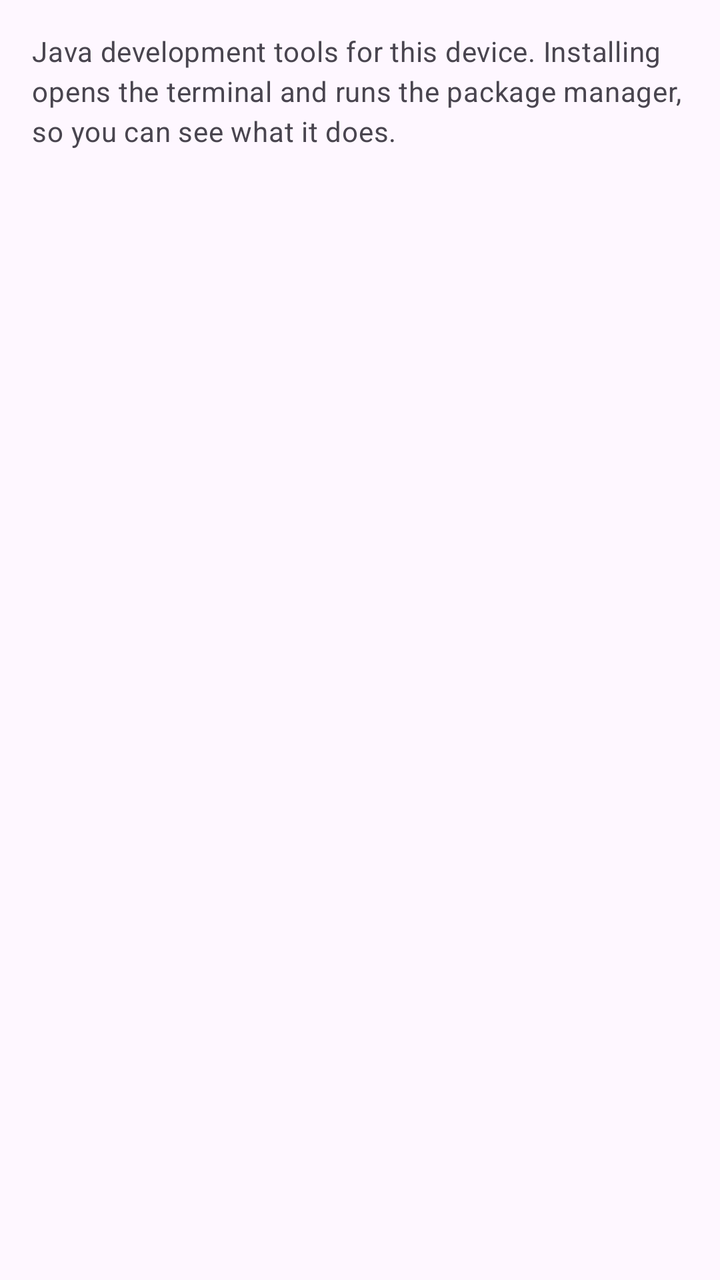
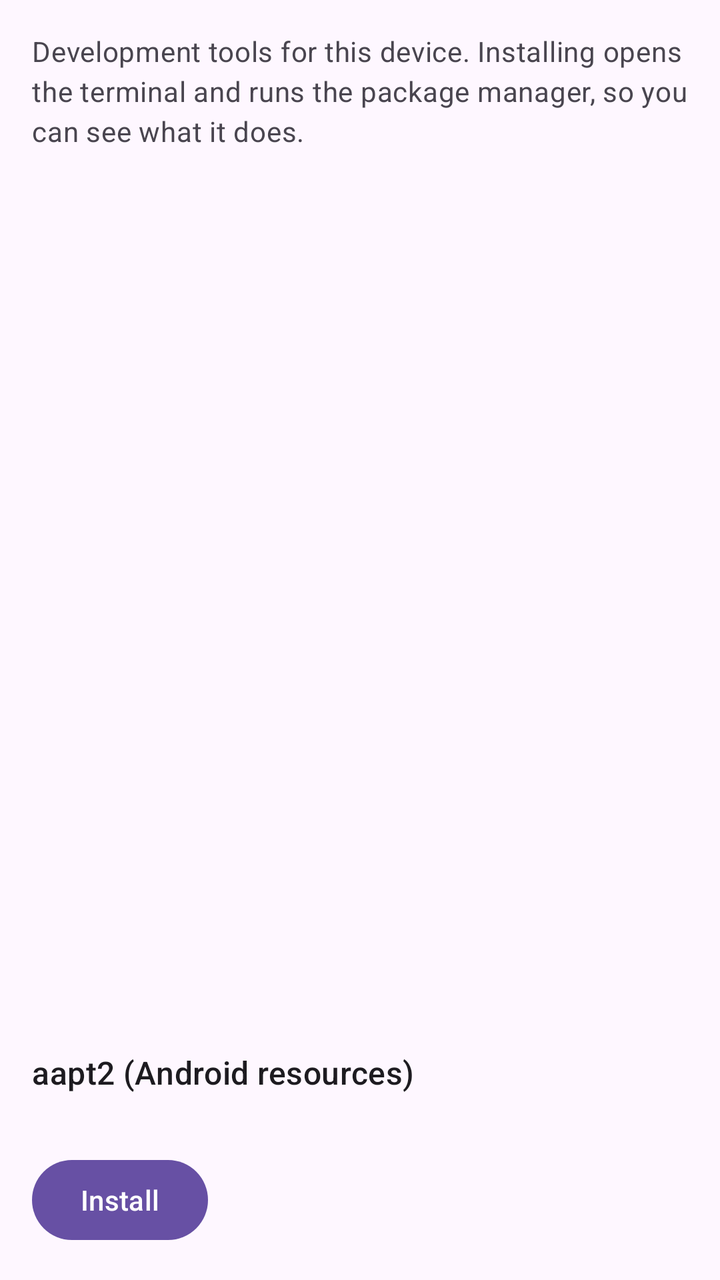

The first picture is an Android layout as it rendered before a commit; the second is the same layout after the commit. The layout source and the unified diff follow.
<!-- AndroidManifest.xml: another module's application theme Theme.Asm -->
<!-- res/layout/fragment_toolchain.xml -->
<?xml version="1.0" encoding="utf-8"?>
<LinearLayout xmlns:android="http://schemas.android.com/apk/res/android"
    android:layout_width="match_parent"
    android:layout_height="match_parent"
    android:orientation="vertical">

    <com.google.android.material.progressindicator.LinearProgressIndicator
        android:id="@+id/progress"
        android:layout_width="match_parent"
        android:layout_height="wrap_content"
        android:indeterminate="true"
        android:visibility="gone" />

    <TextView
        android:layout_width="match_parent"
        android:layout_height="wrap_content"
        android:padding="16dp"
        android:text="@string/toolchain_intro"
        android:textAppearance="?attr/textAppearanceBodyMedium"
        android:textColor="?attr/colorOnSurfaceVariant" />

    <androidx.recyclerview.widget.RecyclerView
        android:id="@+id/list"
        android:layout_width="match_parent"
        android:layout_height="0dp"
        android:layout_weight="1" />

</LinearLayout>
<!-- resources referenced by this layout -->
<resources>
  <string name="toolchain_intro">Java development tools for this device. Installing opens the terminal and runs the package manager, so you can see what it does.</string>
  <style name="Theme.Asm" parent="Theme.Material3.DayNight.NoActionBar" />
</resources>

<!-- the commit's change to res/layout/fragment_toolchain.xml (unified diff, before → after) -->
@@ -25,4 +25,34 @@
         android:layout_height="0dp"
         android:layout_weight="1" />
 
+    <LinearLayout
+        android:layout_width="match_parent"
+        android:layout_height="wrap_content"
+        android:orientation="vertical"
+        android:padding="16dp">
+
+        <TextView
+            android:layout_width="match_parent"
+            android:layout_height="wrap_content"
+            android:text="@string/aapt2_name"
+            android:textAppearance="?attr/textAppearanceTitleMedium"
+            android:textColor="?attr/colorOnSurface" />
+
+        <TextView
+            android:id="@+id/aapt2_details"
+            android:layout_width="match_parent"
+            android:layout_height="wrap_content"
+            android:layout_marginTop="2dp"
+            android:textAppearance="?attr/textAppearanceBodyMedium"
+            android:textColor="?attr/colorOnSurfaceVariant" />
+
+        <com.google.android.material.button.MaterialButton
+            android:id="@+id/aapt2_install"
+            android:layout_width="wrap_content"
+            android:layout_height="wrap_content"
+            android:layout_marginTop="8dp"
+            android:text="@string/jdk_install" />
+
+    </LinearLayout>
+
 </LinearLayout>
<!-- resource entries referenced after the edit -->
@@ -1,6 +1,8 @@
 <!-- resources referenced by this layout -->
 <resources>
-  <string name="toolchain_intro">Java development tools for this device. Installing opens the terminal and runs the package manager, so you can see what it does.</string>
+  <string name="aapt2_name">aapt2 (Android resources)</string>
+  <string name="jdk_install">Install</string>
+  <string name="toolchain_intro">Development tools for this device. Installing opens the terminal and runs the package manager, so you can see what it does.</string>
   <style name="Theme.Asm" parent="Theme.Material3.DayNight.NoActionBar" />
 </resources>
 
